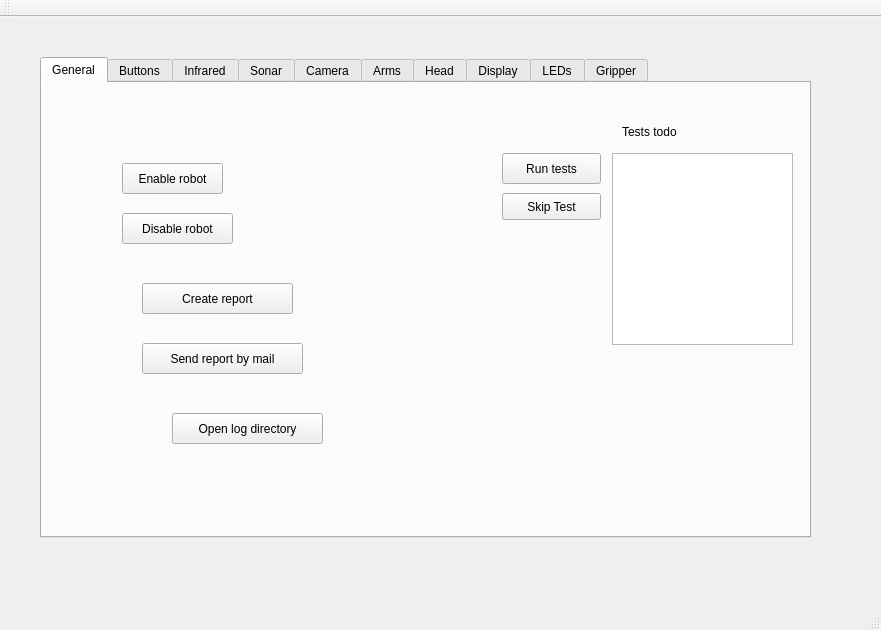
First picture: the form in src/baxter_gui/baxtergui.ui, repository HumaRobotics/baxter_gui, before the edit.
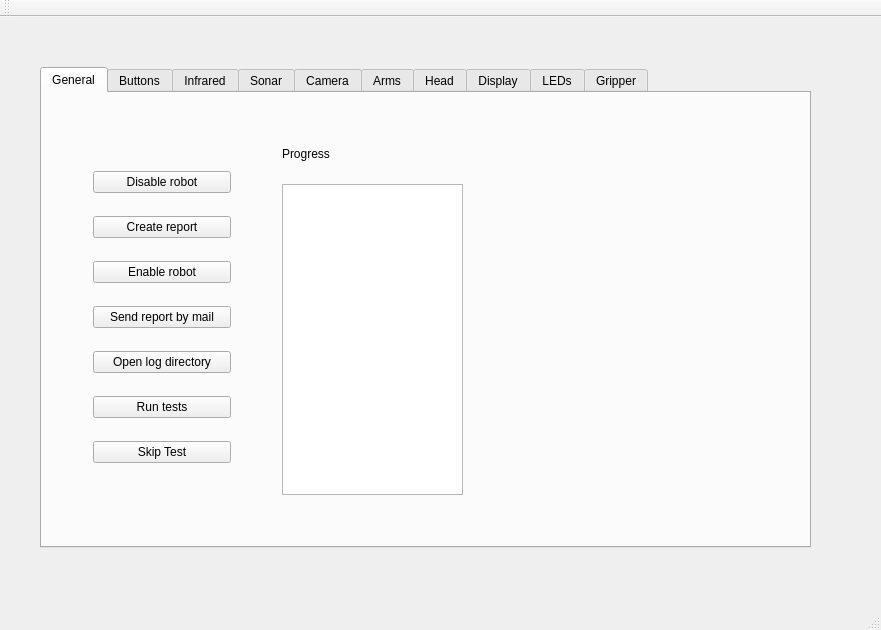
Second picture: the form after the edit. The open tabs and pages were chosen to show the change.

Commit message: updated interface camera inteface working

What changed in the file:
```diff
--- a/src/baxter_gui/baxtergui.ui
+++ b/src/baxter_gui/baxtergui.ui
@@ -18,7 +18,7 @@
     <property name="geometry">
      <rect>
       <x>40</x>
-      <y>40</y>
+      <y>50</y>
       <width>771</width>
       <height>481</height>
      </rect>
@@ -30,120 +30,90 @@
      <attribute name="title">
       <string>General</string>
      </attribute>
-     <widget class="QPushButton" name="pushButton">
-      <property name="geometry">
-       <rect>
-        <x>80</x>
-        <y>80</y>
-        <width>101</width>
-        <height>31</height>
-       </rect>
-      </property>
-      <property name="text">
-       <string>Enable robot</string>
-      </property>
-     </widget>
-     <widget class="QPushButton" name="pushButton_2">
-      <property name="geometry">
-       <rect>
-        <x>80</x>
-        <y>130</y>
-        <width>111</width>
-        <height>31</height>
-       </rect>
-      </property>
-      <property name="text">
-       <string>Disable robot</string>
-      </property>
-     </widget>
-     <widget class="QPushButton" name="pushButton_3">
-      <property name="geometry">
-       <rect>
-        <x>100</x>
-        <y>200</y>
-        <width>151</width>
-        <height>31</height>
-       </rect>
-      </property>
-      <property name="text">
-       <string>Create report</string>
-      </property>
-     </widget>
-     <widget class="QPushButton" name="pushButton_4">
-      <property name="geometry">
-       <rect>
-        <x>100</x>
-        <y>260</y>
-        <width>161</width>
-        <height>31</height>
-       </rect>
-      </property>
-      <property name="text">
-       <string>Send report by mail</string>
-      </property>
-     </widget>
-     <widget class="QPushButton" name="pushButton_5">
-      <property name="geometry">
-       <rect>
-        <x>130</x>
-        <y>330</y>
-        <width>151</width>
-        <height>31</height>
-       </rect>
-      </property>
-      <property name="text">
-       <string>Open log directory</string>
-      </property>
-     </widget>
-     <widget class="QPushButton" name="pushButton_6">
-      <property name="geometry">
-       <rect>
-        <x>460</x>
-        <y>70</y>
-        <width>99</width>
-        <height>31</height>
-       </rect>
-      </property>
-      <property name="text">
-       <string>Run tests</string>
-      </property>
-     </widget>
-     <widget class="QPushButton" name="pushButton_9">
-      <property name="geometry">
-       <rect>
-        <x>460</x>
-        <y>110</y>
-        <width>99</width>
-        <height>27</height>
-       </rect>
-      </property>
-      <property name="text">
-       <string>Skip Test</string>
-      </property>
-     </widget>
      <widget class="QListWidget" name="listWidget_2">
       <property name="geometry">
        <rect>
-        <x>570</x>
-        <y>70</y>
+        <x>240</x>
+        <y>91</y>
         <width>181</width>
-        <height>192</height>
+        <height>311</height>
        </rect>
       </property>
      </widget>
      <widget class="QLabel" name="label">
       <property name="geometry">
        <rect>
-        <x>580</x>
-        <y>40</y>
-        <width>67</width>
-        <height>17</height>
+        <x>240</x>
+        <y>50</y>
+        <width>71</width>
+        <height>21</height>
        </rect>
       </property>
       <property name="text">
-       <string>Tests todo</string>
+       <string>Progress</string>
       </property>
      </widget>
+     <widget class="QWidget" name="verticalLayoutWidget_6">
+      <property name="geometry">
+       <rect>
+        <x>40</x>
+        <y>50</y>
+        <width>160</width>
+        <height>351</height>
+       </rect>
+      </property>
+      <layout class="QVBoxLayout" name="verticalLayout_7">
+       <item>
+        <widget class="QPushButton" name="pushButton_2">
+         <property name="text">
+          <string>Disable robot</string>
+         </property>
+        </widget>
+       </item>
+       <item>
+        <widget class="QPushButton" name="pushButton_3">
+         <property name="text">
+          <string>Create report</string>
+         </property>
+        </widget>
+       </item>
+       <item>
+        <widget class="QPushButton" name="pushButton">
+         <property name="text">
+          <string>Enable robot</string>
+         </property>
+        </widget>
+       </item>
+       <item>
+        <widget class="QPushButton" name="pushButton_4">
+         <property name="text">
+          <string>Send report by mail</string>
+         </property>
+        </widget>
+       </item>
+       <item>
+        <widget class="QPushButton" name="pushButton_5">
+         <property name="text">
+          <string>Open log directory</string>
+         </property>
+        </widget>
+       </item>
+       <item>
+        <widget class="QPushButton" name="pushButton_6">
+         <property name="text">
+          <string>Run tests</string>
+         </property>
+        </widget>
+       </item>
+       <item>
+        <widget class="QPushButton" name="pushButton_9">
+         <property name="text">
+          <string>Skip Test</string>
+         </property>
+        </widget>
+       </item>
+      </layout>
+     </widget>
     </widget>
     <widget class="QWidget" name="tab_2_buttons">
      <attribute name="title">
```
Left out of the diff: 220 changed lines with no effect on the pictures. The commit also changes 3 other files.
